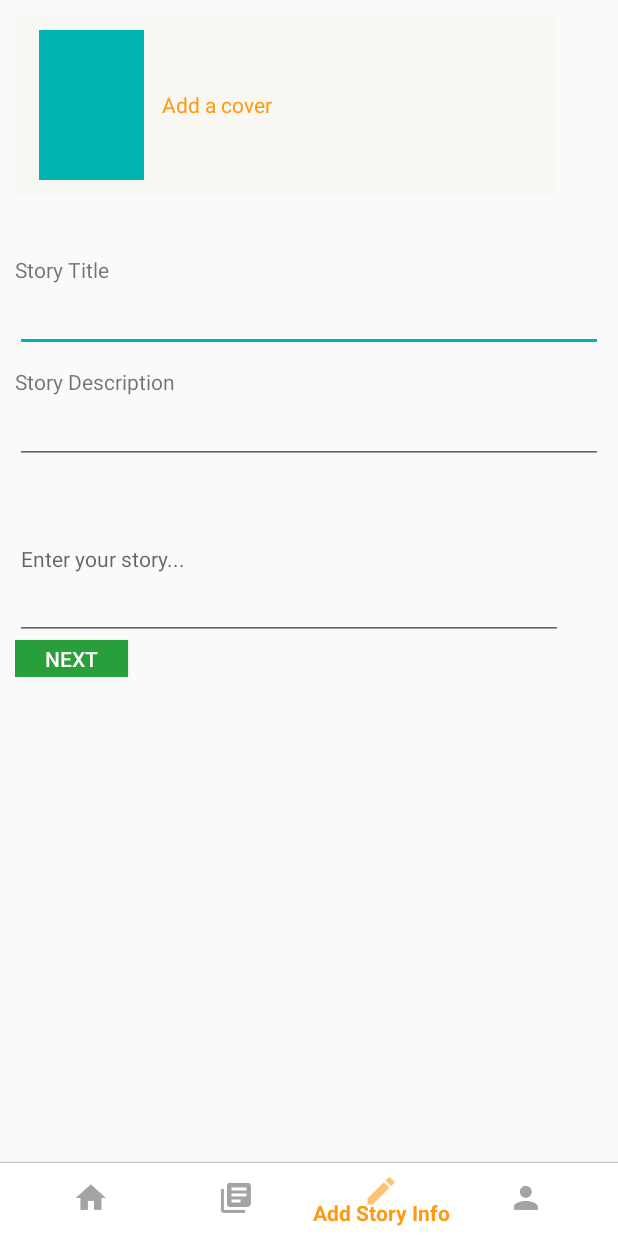
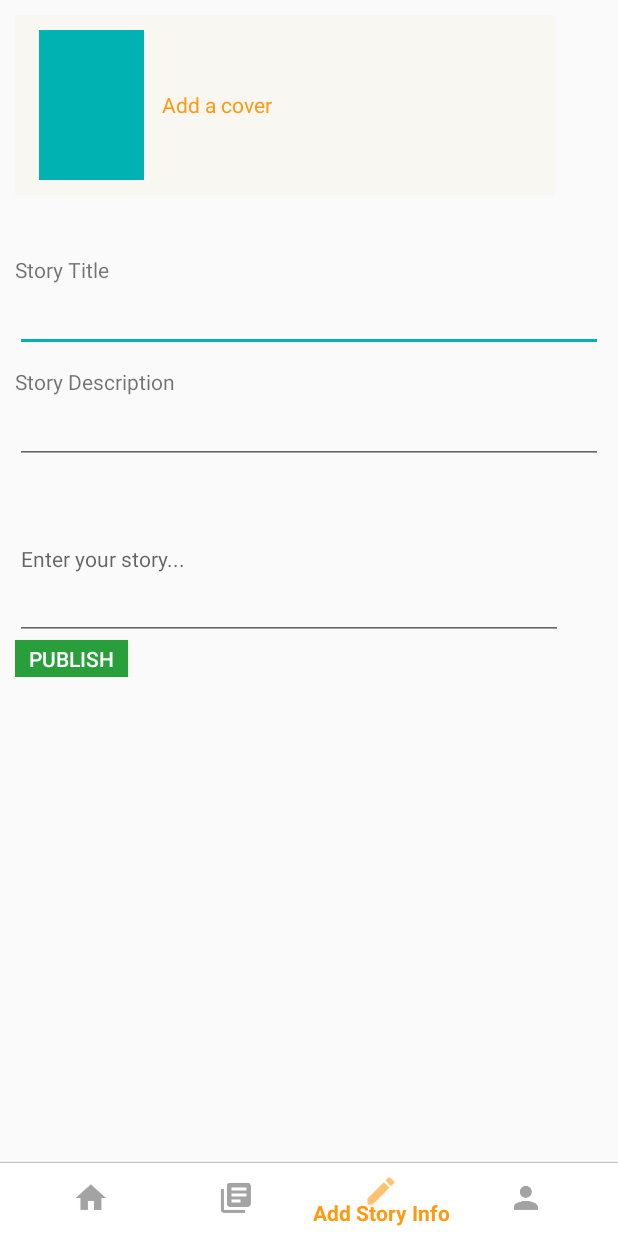
Before and after one commit to omer2500/wattpad59, an Android app: the AddStoryInfoActivity screen opened directly, with no data from a screen before it, on a phone screen of 412 x 824 dp. Run offline under Robolectric (Android 15) with nearby library versions, the phone set to English and light mode, and no system bars.

Commit message:
Set publish button to save book to DB

```diff
--- a/app/src/main/java/com/example/omer/wattpad59/AddStoryInfoActivity.java
+++ b/app/src/main/java/com/example/omer/wattpad59/AddStoryInfoActivity.java
@@ -1,6 +1,9 @@
 package com.example.omer.wattpad59;
 
+import android.content.Context;
 import android.content.Intent;
+import android.graphics.Bitmap;
+import android.graphics.drawable.BitmapDrawable;
 import android.net.Uri;
 import android.os.Bundle;
 import android.provider.MediaStore;
@@ -13,8 +16,11 @@ import android.view.Menu;
 import android.view.MenuItem;
 import android.view.View;
 import android.widget.Button;
+import android.widget.EditText;
 import android.widget.ImageView;
+import android.widget.ListView;
 import android.widget.TextView;
+import android.widget.Toast;
 
 import java.util.List;
 
@@ -24,22 +30,30 @@ import java.util.List;
 
 public class AddStoryInfoActivity extends FragmentActivity {
 
-    ImageView imageView;
+    DatabaseHelper databaseHelper;
+    private EditText storyTitle, storyDescription, storyContent;
+    private Button publishButton;
+    private ImageView imageView;
     TextView textView;
     private static final int PICK_IMAGE = 100;
     Uri imageUri;
-    Button btn;
     FragmentManager fmanager;
     private List<BookInfo> booksList;
+    private ListView postsListView;
+    private Context context;
+    customAdapter adapter;
 
 
     @Override
     protected void onCreate(Bundle savedInstanceState) {
         super.onCreate(savedInstanceState);
         setContentView(R.layout.activity_add_story_info);
-
+        storyTitle = findViewById(R.id.storyTitle);
+        storyDescription = findViewById(R.id.storyDescription);
+        storyContent = findViewById(R.id.storyContent);
         imageView = (ImageView)findViewById(R.id.addCoverImageView) ;
         textView = (TextView)findViewById(R.id.addCoverTextView) ;
+        publishButton = findViewById(R.id.publishButton);
 
         textView.setOnClickListener(new View.OnClickListener() {
             @Override
@@ -86,23 +100,30 @@ public class AddStoryInfoActivity extends FragmentActivity {
                 return false;
             }
         });
-        //***************************BOTTOM NAVIGATION BAR*****************************************************
 
 
-        btn = findViewById(R.id.nextButton);
-        btn.setOnClickListener(new View.OnClickListener() {
+        //save the data inserted when clicking on the publish button
+        publishButton.setOnClickListener(new View.OnClickListener() {
             @Override
             public void onClick(View view) {
-                BookInfo book = new BookInfo("a","b","c",null,"d");
-                MyInfoManager.getInstance().addNewBook(book);
-                bookList = MyInfoManager.getInstance().getAllBooks();
+                String title = storyTitle.getText().toString();
+                String description = storyDescription.getText().toString();
+                Bitmap image = ((BitmapDrawable)imageView.getDrawable()).getBitmap();
+                String content = storyContent.getText().toString();
+                if(storyTitle.length() !=0 && storyDescription.length() !=0 && storyContent.length() !=0){
+                    addData(title, description, image, content);
+                    storyTitle.setText("");
+                    storyDescription.setText("");
+                    imageView.setImageURI(null);
+                    storyContent.setText("");
+                    toastMessage("Your story was successfully published!");
+                }else{
+                    toastMessage("You must fill everything");
+                }
 
-
-
+                //booksList = MyInfoManager.getInstance().getAllBooks();
             }
         });
-
-
     }
 
     //add a cover image from the gallery/camera
@@ -119,7 +140,17 @@ public class AddStoryInfoActivity extends FragmentActivity {
             imageUri = data.getData();
             imageView.setImageURI(imageUri);
         }
+    }
 
+    //create a new book and insert in into the DB
+    public void addData(String title, String description, Bitmap image, String content){
+        BookInfo book = new BookInfo(title, description, image, content);
+        MyInfoManager.getInstance().addNewBook(book);
+    }
+
+    //create customizable toast
+    private void toastMessage(String message){
+        Toast.makeText(this, message, Toast.LENGTH_SHORT);
     }
 
 }
--- a/app/src/main/java/com/example/omer/wattpad59/BookInfo.java
+++ b/app/src/main/java/com/example/omer/wattpad59/BookInfo.java
@@ -18,8 +18,8 @@ public class BookInfo {
     Bitmap image;
     String content;
 
-    public BookInfo(String id, String name, String description, Bitmap image, String content) {
-        //this.id = id;
+    public BookInfo(String name, String description, Bitmap image, String content) {
+        this.id = generateID();
         this.name = name;
         this.description = description;
         this.image = image;
--- a/app/src/main/java/com/example/omer/wattpad59/DatabaseHelper.java
+++ b/app/src/main/java/com/example/omer/wattpad59/DatabaseHelper.java
@@ -85,7 +85,6 @@ public class DatabaseHelper extends SQLiteOpenHelper{
             return true;
         }
         return false;
-
     }
 
     public List<BookInfo> getAllBooks(){
--- a/app/src/main/java/com/example/omer/wattpad59/LibraryActivity.java
+++ b/app/src/main/java/com/example/omer/wattpad59/LibraryActivity.java
@@ -24,8 +24,6 @@ public class LibraryActivity extends AppCompatActivity {
 
         setTitle(R.string.library); //set toolbar title
 
-        TextView title = (TextView) findViewById(R.id.activityTitleLibrary);
-        title.setText("This is activity library");
 
         //***************************BOTTOM NAVIGATION BAR*****************************************************
         BottomNavigationView bottomNavigationView = (BottomNavigationView)findViewById(R.id.bottomNavView_Bar);
--- a/app/src/main/res/layout/activity_add_story_info.xml
+++ b/app/src/main/res/layout/activity_add_story_info.xml
@@ -69,6 +69,7 @@
             android:layout_marginBottom="10dp" />
 
         <EditText
+            android:id="@+id/storyContent"
             android:layout_width="365dp"
             android:layout_height="107dp"
             android:ems="10"
@@ -77,11 +78,11 @@
             android:textSize="14dp" />
 
         <Button
-            android:id="@+id/nextButton"
+            android:id="@+id/publishButton"
             android:layout_width="75dp"
             android:layout_height="wrap_content"
             android:background="@color/colorGreen"
-            android:text="Next"
+            android:text="Publish"
             android:textColor="@color/colorWhite"/>
 
     </LinearLayout>
```
